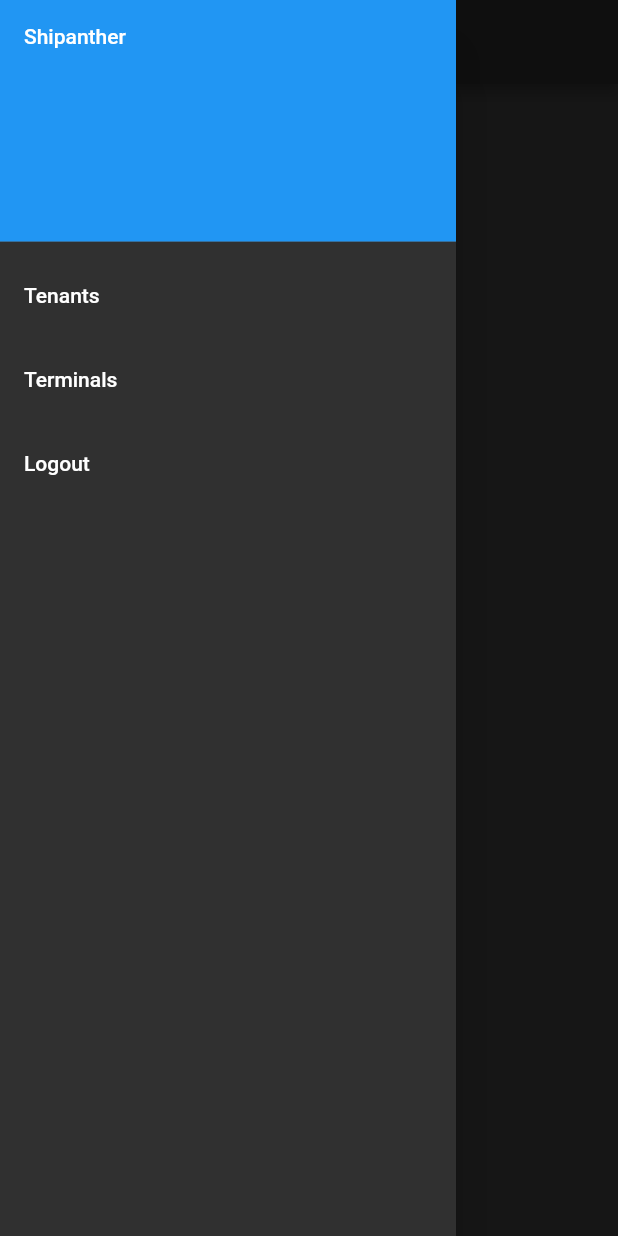
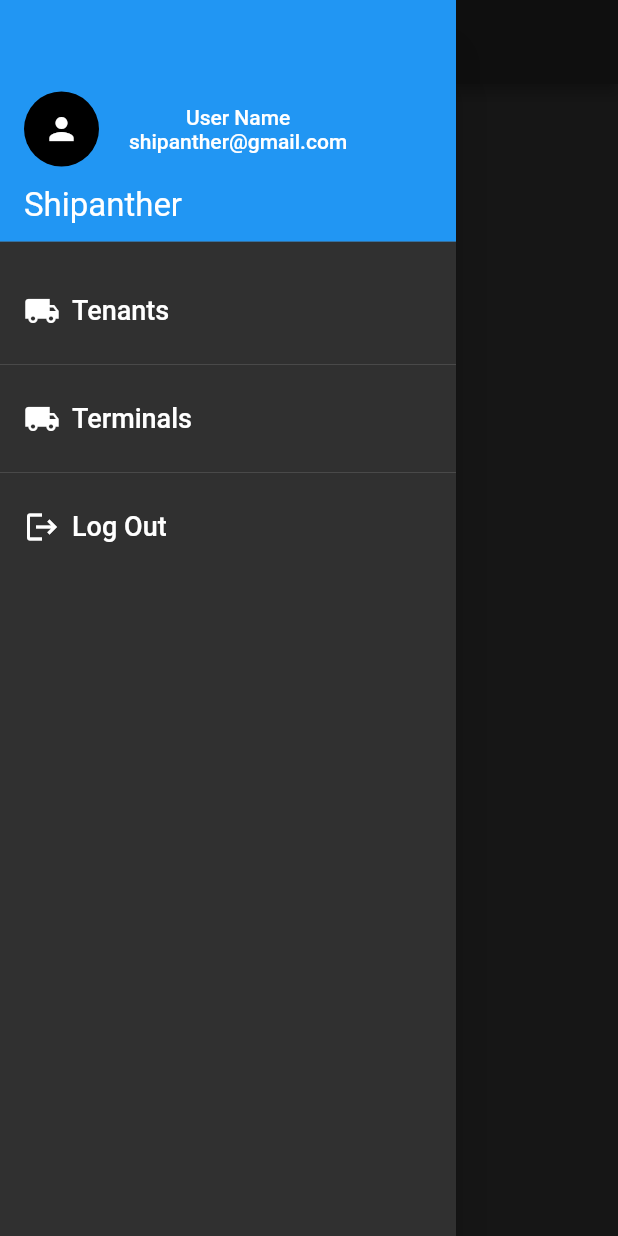
Before and after one commit to bigpanther/shipanther, a Flutter app: the ShipantherScaffold screen opened directly with empty values, with the side drawer open, on a phone screen of 412 x 824 dp. Run offline on Flutter 3.47's test engine with Material 2 defaults, Android fonts, the phone set to English and light mode, and no system bars; our stand-ins replace bloc, firebase_auth, firebase_core, firebase_messaging, flutter_bloc, flutter_signin_button and 3 more; missing offline and left inert: enum_to_string, key_value_store, key_value_store_flutter, openapi_dart_common, smart_select, trober_sdk; accounts and stored records are empty.

Commit message:
upodate shipanther scaffold

```diff
--- a/lib/widgets/shipanther_scaffold.dart
+++ b/lib/widgets/shipanther_scaffold.dart
@@ -23,39 +23,74 @@ class ShipantherScaffold extends StatelessWidget {
   @override
   Widget build(BuildContext context) {
     return Scaffold(
-      appBar: AppBar(title: Text(title), actions: actions),
+      appBar: AppBar(
+        title: Text(title),
+        actions: actions,
+        centerTitle: true,
+      ),
       body: body,
       floatingActionButton: floatingActionButton,
       drawer: Drawer(
         // Add a ListView to the drawer. This ensures the user can scroll
         // through the options in the drawer if there isn't enough vertical
         // space to fit everything.
+
         child: ListView(
           // Important: Remove any padding from the ListView.
           padding: EdgeInsets.zero,
           children: <Widget>[
-            DrawerHeader(
-              child: Text('Shipanther'),
-              decoration: BoxDecoration(
-                color: Colors.blue,
+            // _createHeader(),
+            UserAccountsDrawerHeader(
+              accountEmail: Padding(
+                padding: const EdgeInsets.only(top: 8.0),
+                child: Text(
+                  'Shipanther',
+                  style: TextStyle(fontSize: 22),
+                ),
+              ),
+              accountName: Row(
+                children: <Widget>[
+                  Container(
+                    width: 50,
+                    height: 50,
+                    decoration: BoxDecoration(shape: BoxShape.circle),
+                    child: CircleAvatar(
+                      // iamge of the person is to be user here
+                      child: Icon(Icons.person),
+                    ),
+                  ),
+                  SizedBox(
+                    width: 20,
+                  ),
+                  Column(
+                    mainAxisAlignment: MainAxisAlignment.center,
+                    children: <Widget>[
+                      Text('User Name'),
+                      Text('shipanther@gmail.com'),
+                    ],
+                  ),
+                ],
               ),
             ),
-            ListTile(
-              title: Text(ShipantherLocalizations.of(context).tenantsTitle),
-              onTap: () {
-                Navigator.of(context)
-                    .pushReplacement(MaterialPageRoute(builder: (_) => Home()));
-              },
+            SizedBox(
+              height: 10,
             ),
-            ListTile(
-              title: Text(ShipantherLocalizations.of(context).terminalsTitle),
-              onTap: () {
-                Navigator.of(context).pushReplacement(
-                    MaterialPageRoute(builder: (_) => TerminalScreen()));
-              },
+            _createDrawerItem(
+              icon: Icons.local_shipping,
+              text: ShipantherLocalizations.of(context).tenantsTitle,
+              onTap: () => Navigator.of(context)
+                  .pushReplacement(MaterialPageRoute(builder: (_) => Home())),
             ),
-            ListTile(
-              title: Text('Logout'),
+            Divider(),
+            _createDrawerItem(
+                icon: Icons.local_shipping,
+                text: ShipantherLocalizations.of(context).terminalsTitle,
+                onTap: () => Navigator.of(context).pushReplacement(
+                    MaterialPageRoute(builder: (_) => TerminalScreen()))),
+            Divider(),
+            _createDrawerItem(
+              icon: Icons.logout,
+              text: 'Log Out',
               onTap: () {
                 context.read<AuthBloc>().add(AuthLogout());
                 Navigator.of(context).pushReplacement(MaterialPageRoute(
@@ -68,3 +103,53 @@ class ShipantherScaffold extends StatelessWidget {
     );
   }
 }
+
+Widget _createDrawerItem(
+    {IconData icon, String text, GestureTapCallback onTap}) {
+  return ListTile(
+    title: Row(
+      children: <Widget>[
+        Icon(icon),
+        Padding(
+          padding: EdgeInsets.only(left: 8.0),
+          child: Text(
+            text,
+            style: TextStyle(fontSize: 18),
+          ),
+        )
+      ],
+    ),
+    onTap: onTap,
+  );
+}
+
+Widget _createHeader() {
+  return DrawerHeader(
+    curve: Curves.slowMiddle,
+    margin: EdgeInsets.zero,
+    padding: EdgeInsets.zero,
+    decoration: BoxDecoration(
+      // image: DecorationImage(
+      //   fit: BoxFit.fill,
+      //   image: AssetImage('path/to/header_background.png'),
+      // ),
+      color: Colors.blue,
+    ),
+    child: Stack(
+      children: <Widget>[
+        Positioned(
+          bottom: 12.0,
+          left: 16.0,
+          child: Text(
+            "Shipanther",
+            style: TextStyle(
+              color: Colors.white,
+              fontSize: 22.0,
+              fontWeight: FontWeight.w500,
+            ),
+          ),
+        ),
+      ],
+    ),
+  );
+}
--- a/pubspec.yaml
+++ b/pubspec.yaml
@@ -58,9 +58,9 @@ flutter:
   # the material Icons class.
   uses-material-design: true
   # To add assets to your application, add an assets section, like this:
-  # assets:
-  #   - images/a_dot_burr.jpeg
-  #   - images/a_dot_ham.jpeg
+  assets:
+    - assets/images/shipanther_icon.png
+    # - images/a_dot_ham.jpeg
   # An image asset can refer to one or more resolution-specific "variants", see
   # https://flutter.dev/assets-and-images/#resolution-aware.
   # For details regarding adding assets from package dependencies, see
```
